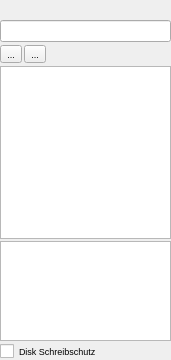
ThKattanek/emu64, file widget_file_browse.ui: the form before one commit.
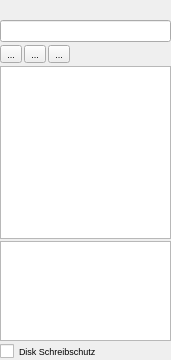
The form after the commit. Icons and pictures are not drawn.

What changed in the file:
```diff
--- a/widget_file_browse.ui
+++ b/widget_file_browse.ui
@@ -112,6 +112,23 @@
          </property>
         </widget>
        </item>
+       <item>
+        <widget class="QToolButton" name="delete_file">
+         <property name="text">
+          <string>...</string>
+         </property>
+         <property name="icon">
+          <iconset resource="emu64.qrc">
+           <normaloff>:/grafik/delete.png</normaloff>:/grafik/delete.png</iconset>
+         </property>
+         <property name="iconSize">
+          <size>
+           <width>16</width>
+           <height>16</height>
+          </size>
+         </property>
+        </widget>
+       </item>
        <item>
         <spacer name="horizontalSpacer_2">
          <property name="orientation">
```
